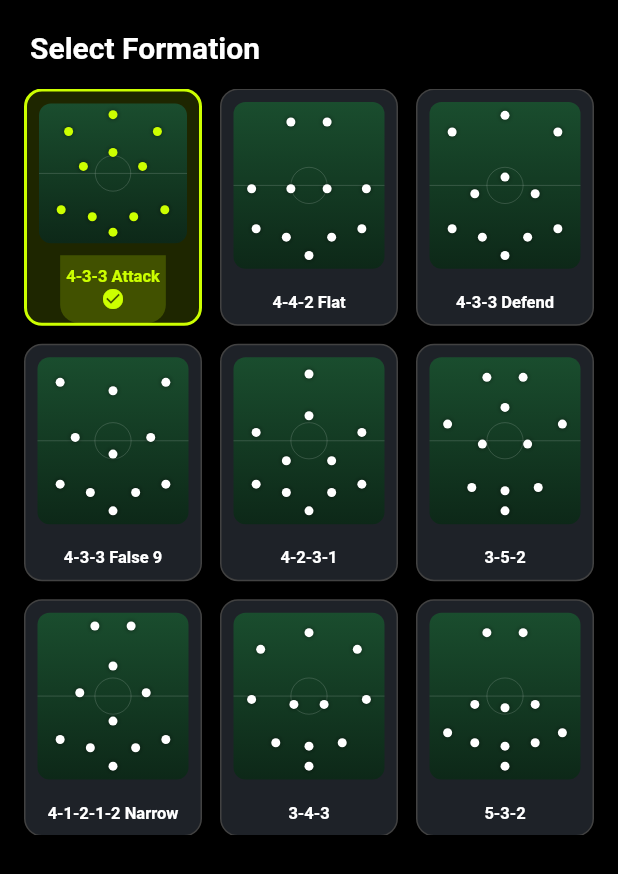
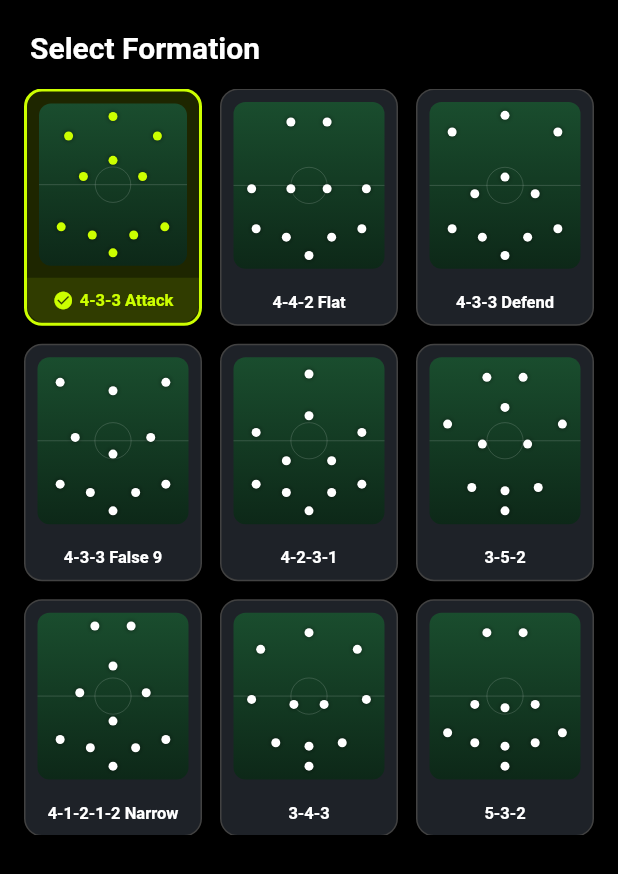
Before and after one commit to Rushil10/FC-24-Stats, a Flutter app: the FormationPickerSheet widget shown alone on an empty page, opened directly with sample values from the repository, on a phone screen of 412 x 824 dp. Shown: the top 874 px of the screen. Run offline on Flutter 3.47's test engine with Material 3 defaults, Android fonts, the phone set to English and light mode, and no system bars; our stand-ins replace csv, flutter_riverpod, flutter_secure_storage, google_mobile_ads, share_plus, shared_preferences and 1 more; accounts and stored records are empty; network calls fail.

Commit message:
More UI Fixes

```diff
--- a/lib/components/FormationPickerSheet.dart
+++ b/lib/components/FormationPickerSheet.dart
@@ -121,16 +121,27 @@ class FormationPickerSheet extends StatelessWidget {
                                   vertical: 8, horizontal: 4),
                               decoration: BoxDecoration(
                                 color: isSelected
-                                    ? appColors.posColor.withOpacity(0.2)
+                                    ? appColors.posColor.withOpacity(0.1)
                                     : Colors.transparent,
                                 borderRadius: const BorderRadius.only(
                                   bottomLeft: Radius.circular(12),
                                   bottomRight: Radius.circular(12),
                                 ),
                               ),
-                              child: Column(
+                              child: Row(
+                                mainAxisAlignment: MainAxisAlignment.center,
                                 children: [
-                                  Text(
+                                  if (isSelected)
+                                    Padding(
+                                      padding: const EdgeInsets.only(right: 4),
+                                      child: Icon(
+                                        Icons.check_circle,
+                                        color: appColors.posColor,
+                                        size: 14,
+                                      ),
+                                    ),
+                                  Flexible(
+                                    child: Text(
                                       formation.name,
                                       style: TextStyle(
                                         color: isSelected
@@ -143,11 +154,6 @@ class FormationPickerSheet extends StatelessWidget {
                                       maxLines: 2,
                                       overflow: TextOverflow.ellipsis,
                                     ),
-                                  if (isSelected)
-                                    Icon(
-                                      Icons.check_circle,
-                                      color: appColors.posColor,
-                                      size: 16,
                                   ),
                                 ],
                               ),
```
Lines whose indentation alone changed are shown as unchanged.
